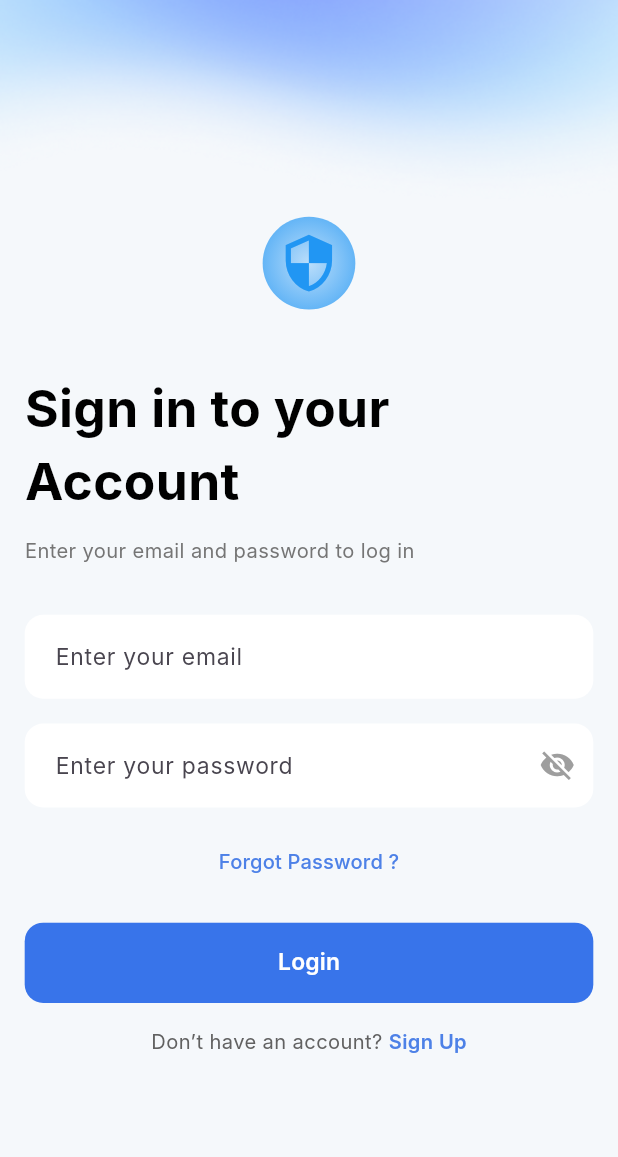
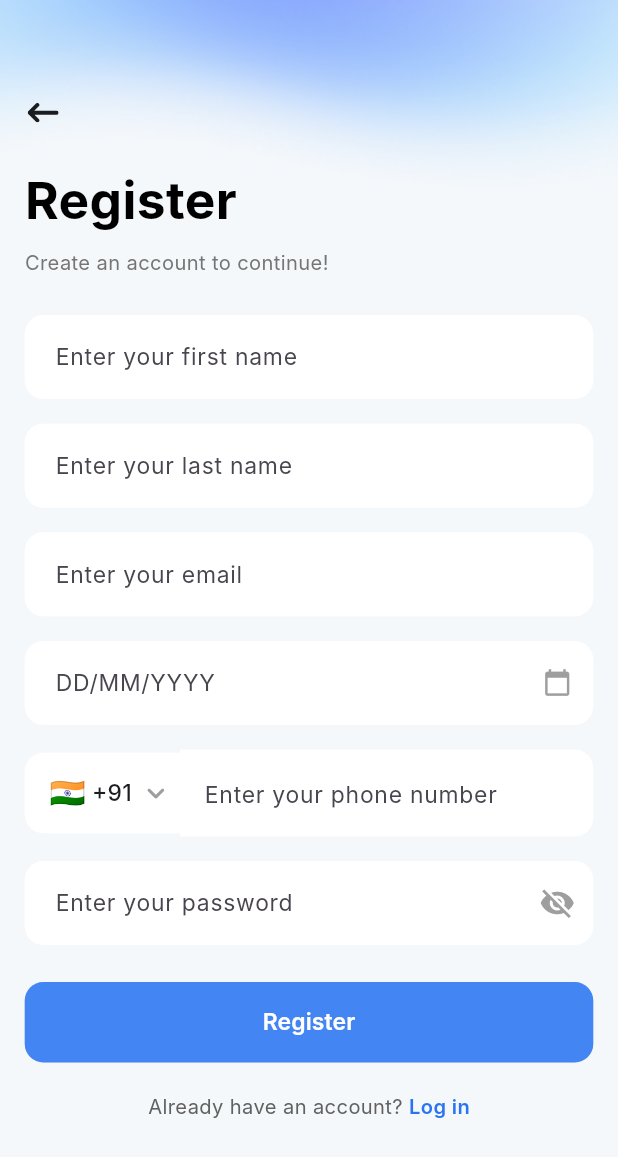
Before and after one commit to Vanshpanchal/My-Resolve, a Flutter app: the screen it shows after launch, after a tap on "Sign Up", on a phone screen of 412 x 824 dp. Shown: the top 1157 px of the screen. Run offline on Flutter 3.47's test engine with Material 3 defaults, Android fonts, the phone set to English and light mode, and no system bars; our stand-ins replace flutter_svg, sizer; Roboto replaces fonts that are missing (Inter).

Commit message:
Added Login Screen and Register Screen

```diff
--- a/lib/Screens/Authentication/Login.dart
+++ b/lib/Screens/Authentication/Login.dart
@@ -1,4 +1,5 @@
 import 'package:flutter/material.dart';
+import 'package:myresolve/Screens/Authentication/Register.dart';
 import 'package:myresolve/Utils/Colors.dart';
 import 'package:sizer/sizer.dart';
 
@@ -190,6 +191,12 @@
                           ),
                           GestureDetector(
                             onTap: () {
+                              Navigator.pushReplacement(
+                                context,
+                                MaterialPageRoute(
+                                  builder: (context) => const RegisterScreen(),
+                                ),
+                              );
                               // Sign Up logic here
                             },
                             child: Text(
--- /dev/null
+++ b/lib/Screens/Authentication/Register.dart
@@ -0,0 +1,453 @@
+import 'package:flutter/material.dart';
+import 'package:flutter_svg/svg.dart';
+import 'package:intl/intl.dart';
+import 'package:myresolve/Screens/Authentication/Login.dart';
+import 'package:myresolve/Utils/Colors.dart';
+import 'package:sizer/sizer.dart';
+
+class RegisterScreen extends StatefulWidget {
+  const RegisterScreen({super.key});
+
+  @override
+  State<RegisterScreen> createState() => _RegisterScreenState();
+}
+
+class _RegisterScreenState extends State<RegisterScreen> {
+  final TextEditingController _firstNameController = TextEditingController();
+  final TextEditingController _lastNameController = TextEditingController();
+  final TextEditingController _emailController = TextEditingController();
+  final TextEditingController _dobController = TextEditingController();
+  final TextEditingController _phoneController = TextEditingController();
+  final TextEditingController _passwordController = TextEditingController();
+
+  bool _obscureText = true;
+
+  @override
+  void dispose() {
+    _firstNameController.dispose();
+    _lastNameController.dispose();
+    _emailController.dispose();
+    _dobController.dispose();
+    _phoneController.dispose();
+    _passwordController.dispose();
+    super.dispose();
+  }
+
+  Future<void> _pickDate(BuildContext context) async {
+    DateTime? pickedDate = await showDatePicker(
+      context: context,
+      initialDate: DateTime(2000, 1, 1),
+      firstDate: DateTime(1900),
+      lastDate: DateTime.now(),
+      builder: (context, child) => Theme(
+        data: Theme.of(context).copyWith(
+          colorScheme: ColorScheme.light(
+            primary: const Color(0xFF2974F0), // Blue
+            onPrimary: Colors.white,
+            onSurface: Colors.black,
+          ),
+        ),
+        child: child!,
+      ),
+    );
+
+    if (pickedDate != null) {
+      setState(() {
+        _dobController.text = DateFormat('dd/MM/yyyy').format(pickedDate);
+      });
+    }
+  }
+
+  @override
+  Widget build(BuildContext context) {
+    return Scaffold(
+      backgroundColor: const Color(0xFFF5F8FB),
+      body: Stack(
+        children: [
+          SizedBox(
+            height: 20.h,
+            width: 100.w,
+            child: Stack(
+              fit: StackFit.expand,
+              children: [
+                Image.asset(
+                  'assets/images/Blur.png',
+                  fit: BoxFit.cover,
+                  alignment: Alignment.topCenter,
+                ),
+              ],
+            ),
+          ),
+          // Main UI
+          SingleChildScrollView(
+            child: SizedBox(
+              width: 100.w,
+              height: 100.h,
+              child: Padding(
+                padding: EdgeInsets.symmetric(horizontal: 4.w),
+                child: Column(
+                  mainAxisSize: MainAxisSize.min,
+                  children: [
+                    SizedBox(height: 8.h),
+                    Align(
+                      alignment: Alignment.topLeft,
+                      child: GestureDetector(
+                        onTap: () {
+                          Navigator.pushReplacement(
+                            context,
+                            MaterialPageRoute(
+                              builder: (context) => const LoginScreen(),
+                            ),
+                          );
+                        },
+                        child: Padding(
+                          padding: const EdgeInsets.all(2.0),
+                          child: SvgPicture.asset(
+                            'assets/icons/backarrow.svg',
+                            width: 5.w,
+                            height: 3.5.w,
+                          ),
+                        ),
+                      ),
+
+                    ),
+                    SizedBox(height: 3.h),
+                    Align(
+                      alignment: Alignment.centerLeft,
+                      child: Text(
+                        "Register",
+                        style: TextStyle(
+                          fontWeight: FontWeight.bold,
+                          fontSize: 24.sp,
+                          color: Colors.black,
+                        ),
+                      ),
+                    ),
+                    SizedBox(height: 1.h),
+                    Align(
+                      alignment: Alignment.centerLeft,
+                      child: Text(
+                        "Create an account to continue!",
+                        style: TextStyle(
+                          fontSize: 15.sp,
+                          color: Colors.grey.shade600,
+                        ),
+                      ),
+                    ),
+                    SizedBox(height: 3.h),
+                    // First Name
+                    TextField(
+                      controller: _firstNameController,
+                      decoration: InputDecoration(
+                        contentPadding: EdgeInsets.symmetric(vertical: 2.0.h, horizontal: 4.w),
+                        filled: true,
+                        fillColor: Colors.white,
+                        hintText: "Enter your first name",
+                        border: OutlineInputBorder(
+                          borderRadius: BorderRadius.circular(3.w),
+                          borderSide: BorderSide.none,
+                        ),
+                      ),
+                      style: TextStyle(fontSize: 16.sp),
+                    ),
+                    SizedBox(height: 2.h),
+                    // Last Name
+                    TextField(
+                      controller: _lastNameController,
+                      decoration: InputDecoration(
+                        contentPadding: EdgeInsets.symmetric(vertical: 2.0.h, horizontal: 4.w),
+                        filled: true,
+                        fillColor: Colors.white,
+                        hintText: "Enter your last name",
+                        border: OutlineInputBorder(
+                          borderRadius: BorderRadius.circular(3.w),
+                          borderSide: BorderSide.none,
+                        ),
+                      ),
+                      style: TextStyle(fontSize: 16.sp),
+                    ),
+                    SizedBox(height: 2.h),
+                    // Email
+                    TextField(
+                      controller: _emailController,
+                      decoration: InputDecoration(
+                        contentPadding: EdgeInsets.symmetric(vertical: 2.0.h, horizontal: 4.w),
+                        filled: true,
+                        fillColor: Colors.white,
+                        hintText: "Enter your email",
+                        border: OutlineInputBorder(
+                          borderRadius: BorderRadius.circular(3.w),
+                          borderSide: BorderSide.none,
+                        ),
+                      ),
+                      style: TextStyle(fontSize: 16.sp),
+                    ),
+                    SizedBox(height: 2.h),
+                    // Date of Birth
+                    TextField(
+                      controller: _dobController,
+                      readOnly: true,
+                      onTap: () => _pickDate(context),
+                      decoration: InputDecoration(
+                        contentPadding: EdgeInsets.symmetric(vertical: 2.0.h, horizontal: 4.w),
+                        filled: true,
+                        fillColor: Colors.white,
+                        hintText: "DD/MM/YYYY",
+                        border: OutlineInputBorder(
+                          borderRadius: BorderRadius.circular(3.w),
+                          borderSide: BorderSide.none,
+                        ),
+                        suffixIcon: Icon(Icons.calendar_today, color: Colors.grey, size: 18.sp),
+                      ),
+                      style: TextStyle(fontSize: 16.sp),
+                    ),
+                    SizedBox(height: 2.h),
+                    PhoneInputWithDropdown(controller: _phoneController),
+                    SizedBox(height: 2.h),
+                    // Password
+                    TextField(
+                      controller: _passwordController,
+                      obscureText: _obscureText,
+                      decoration: InputDecoration(
+                        contentPadding: EdgeInsets.symmetric(vertical: 2.0.h, horizontal: 4.w),
+                        filled: true,
+                        fillColor: Colors.white,
+                        hintText: "Enter your password",
+                        border: OutlineInputBorder(
+                          borderRadius: BorderRadius.circular(3.w),
+                          borderSide: BorderSide.none,
+                        ),
+                        suffixIcon: IconButton(
+                          icon: Icon(
+                            _obscureText ? Icons.visibility_off : Icons.visibility,
+                            color: Colors.grey,
+                          ),
+                          onPressed: () {
+                            setState(() {
+                              _obscureText = !_obscureText;
+                            });
+                          },
+                        ),
+                      ),
+                      style: TextStyle(fontSize: 16.sp),
+                    ),
+                    SizedBox(height: 3.h),
+                    // Register Button (reuse your gradientButton if you want)
+                    SizedBox(
+                      width: double.infinity,
+                      height: 6.5.h,
+                      child: gradientButton(
+                        context,
+                        onPressed: () {
+                          // Register logic here
+                        },
+                        text: "Register",
+
+                      ),
+                    ),
+                    SizedBox(height: 2.5.h),
+                    Row(
+                      mainAxisAlignment: MainAxisAlignment.center,
+                      children: [
+                        Text(
+                          "Already have an account? ",
+                          style: TextStyle(
+                            fontSize: 15.sp,
+                            color: Colors.grey.shade700,
+                          ),
+                        ),
+                        GestureDetector(
+                          onTap: () {
+                            Navigator.pushReplacement(
+                              context,
+                              MaterialPageRoute(
+                                builder: (context) => const LoginScreen(),
+                              ),
+                            );
+                            // Navigate to login
+                          },
+                          child: Text(
+                            "Log in",
+                            style: TextStyle(
+                              fontSize: 15.sp,
+                              color: const Color(0xFF2974F0),
+                              fontWeight: FontWeight.w600,
+                            ),
+                          ),
+                        ),
+                      ],
+                    ),
+                    SizedBox(height: 3.h),
+                  ],
+                ),
+              ),
+            ),
+          ),
+        ],
+      ),
+    );
+  }
+}
+
+// You can reuse your BlueWaveClipper and gradientButton from your login screen files.
+class BlueWaveClipper extends CustomClipper<Path> {
+  @override
+  Path getClip(Size size) {
+    Path path = Path();
+    path.lineTo(0, size.height - 40);
+    path.cubicTo(
+      size.width * 0.25, size.height,
+      size.width * 0.75, size.height - 80,
+      size.width, size.height - 40,
+    );
+    path.lineTo(size.width, 0);
+    path.close();
+    return path;
+  }
+  @override
+  bool shouldReclip(CustomClipper<Path> oldClipper) => false;
+}
+
+// You can also reuse your gradientButton as before.
+Widget gradientButton(BuildContext context, {required VoidCallback onPressed, required String text}) {
+  return SizedBox(
+    width: double.infinity,
+    height: 6.5.h,
+    child: Stack(
+      children: [
+        // Blue background
+        Container(
+          decoration: BoxDecoration(
+            color: const Color(0xFF2974F0),
+            borderRadius: BorderRadius.circular(3.w),
+          ),
+        ),
+        // White linear gradient overlay at 12% opacity
+        Container(
+          decoration: BoxDecoration(
+            borderRadius: BorderRadius.circular(3.w),
+            gradient: LinearGradient(
+              colors: [
+                Colors.white.withOpacity(0.12),
+                Colors.white.withOpacity(0.12),
+              ],
+              begin: Alignment.topLeft,
+              end: Alignment.bottomRight,
+            ),
+          ),
+        ),
+        // ElevatedButton with transparent background
+        Positioned.fill(
+          child: ElevatedButton(
+            onPressed: onPressed,
+            style: ElevatedButton.styleFrom(
+              backgroundColor: Colors.transparent,
+              shadowColor: Colors.transparent,
+              shape: RoundedRectangleBorder(
+                borderRadius: BorderRadius.circular(3.w),
+              ),
+              minimumSize: Size(0, 0),
+              padding: EdgeInsets.zero,
+            ),
+            child: Text(
+              text,
+              style: TextStyle(
+                fontSize: 16.sp,
+                fontWeight: FontWeight.w600,
+                color: Colors.white,
+              ),
+            ),
+          ),
+        ),
+      ],
+    ),
+  );
+}
+
+final List<Map<String, String>> _countries = [
+  {"flag": "🇮🇳", "code": "+91"},
+  {"flag": "🇺🇸", "code": "+1"},
+  {"flag": "🇬🇧", "code": "+44"},
+  {"flag": "🇨🇭", "code": "+41"},
+];
+
+class PhoneInputWithDropdown extends StatefulWidget {
+  const PhoneInputWithDropdown({Key? key, required this.controller}) : super(key: key);
+
+  final TextEditingController controller;
+
+  @override
+  State<PhoneInputWithDropdown> createState() => _PhoneInputWithDropdownState();
+}
+
+class _PhoneInputWithDropdownState extends State<PhoneInputWithDropdown> {
+  Map<String, String> selectedCountry = _countries[0];
+
+  @override
+  Widget build(BuildContext context) {
+    return Row(
+      children: [
+        Container(
+          height: 6.5.h,
+          decoration: BoxDecoration(
+            color: Colors.white,
+            borderRadius: BorderRadius.only(
+              topLeft: Radius.circular(3.w),
+              bottomLeft: Radius.circular(3.w),
+            ),
+          ),
+          padding: EdgeInsets.only(left: 4.w, right: 1.w),
+          child: DropdownButtonHideUnderline(
+            child: DropdownButton<Map<String, String>>(
+              value: selectedCountry,
+              dropdownColor: AppColors.background,
+              borderRadius: BorderRadius.circular(3.w),
+
+              items: _countries.map((country) {
+                return DropdownMenuItem<Map<String, String>>(
+                  value: country,
+                  child: Row(
+                    children: [
+                      Text(country['flag']!, style: TextStyle(fontSize: 18.sp)),
+                      SizedBox(width: 1.w),
+                      Text(country['code']!, style: TextStyle(fontSize: 16.sp)),
+                    ],
+                  ),
+                );
+              }).toList(),
+              onChanged: (value) {
+                if (value != null) {
+                  setState(() {
+                    selectedCountry = value;
+                  });
+                }
+              },
+              icon: Icon(Icons.keyboard_arrow_down_rounded, size: 20.sp, color: Colors.grey),
+            ),
+          ),
+        ),
+        Expanded(
+          child: TextField(
+            controller: widget.controller,
+            keyboardType: TextInputType.phone,
+            decoration: InputDecoration(
+              contentPadding: EdgeInsets.symmetric(vertical: 2.0.h, horizontal: 3.w),
+              filled: true,
+              fillColor: Colors.white,
+              hintText: "Enter your phone number",
+              prefixText: "", // Add some spacing between dropdown and text
+              border: OutlineInputBorder(
+                borderRadius: BorderRadius.only(
+                  topRight: Radius.circular(3.w),
+                  bottomRight: Radius.circular(3.w),
+                ),
+                borderSide: BorderSide.none,
+              ),
+            ),
+            style: TextStyle(fontSize: 16.sp),
+          ),
+        ),
+      ],
+    );
+  }
+}
--- a/lib/Utils/Colors.dart
+++ b/lib/Utils/Colors.dart
@@ -1,7 +1,24 @@
 import 'dart:ui';
+
+import 'package:flutter/material.dart';
 
 class AppColors {
 
   static const Color buttonBlue = Color(0xFF1D61E7);
   static const Color information = Color(0xFF4D81E7);
+  static const Color background = Color(0xFFF5F5F5);
+  static const int _lightBluePrimaryValue = 0xFF1D61E7;
+
+  static const MaterialColor mainColor = MaterialColor(_lightBluePrimaryValue, <int, Color>{
+    50: Color(0xFFE1F5FE),
+    100: Color(0xFFB3E5FC),
+    200: Color(0xFF81D4FA),
+    300: Color(0xFF4FC3F7),
+    400: Color(0xFF29B6F6),
+    500: Color(_lightBluePrimaryValue),
+    600: Color(0xFF039BE5),
+    700: Color(0xFF0288D1),
+    800: Color(0xFF0277BD),
+    900: Color(0xFF01579B),
+  });
 }
--- a/lib/main.dart
+++ b/lib/main.dart
@@ -1,4 +1,6 @@
 import 'package:flutter/material.dart';
+import 'package:myresolve/Screens/Authentication/Register.dart';
+import 'package:myresolve/Utils/Colors.dart';
 import 'package:sizer/sizer.dart';
 
 import 'Screens/Authentication/Login.dart';
@@ -17,10 +19,18 @@
           debugShowCheckedModeBanner: false,
           title: 'My Resolve',
           theme: ThemeData(
-            primarySwatch: Colors.blue,
+            textSelectionTheme: const TextSelectionThemeData(
+              cursorColor: AppColors.mainColor,
+            ),
+            primarySwatch: AppColors.mainColor,
             fontFamily: 'Inter',
           ),
-          home: const LoginScreen(),
+          initialRoute: '/login',
+          routes: {
+            '/login': (context) => const LoginScreen(),
+            '/register': (context) => const RegisterScreen(),
+            // Add other routes as needed
+          },
         );
       },
     );
--- a/pubspec.yaml
+++ b/pubspec.yaml
@@ -36,6 +36,8 @@
   cupertino_icons: ^1.0.8
 
   sizer: ^3.0.5
+  intl: ^0.19.0
+  flutter_svg: ^2.2.0
 
 dev_dependencies:
   flutter_test:
@@ -60,6 +62,7 @@
   uses-material-design: true
   assets:
     - assets/images/
+    - assets/icons/
   # To add assets to your application, add an assets section, like this:
   # assets:
   #   - images/a_dot_burr.jpeg
```
Also changed, not shown: assets/icons/backarrow.svg (added), pubspec.lock.
